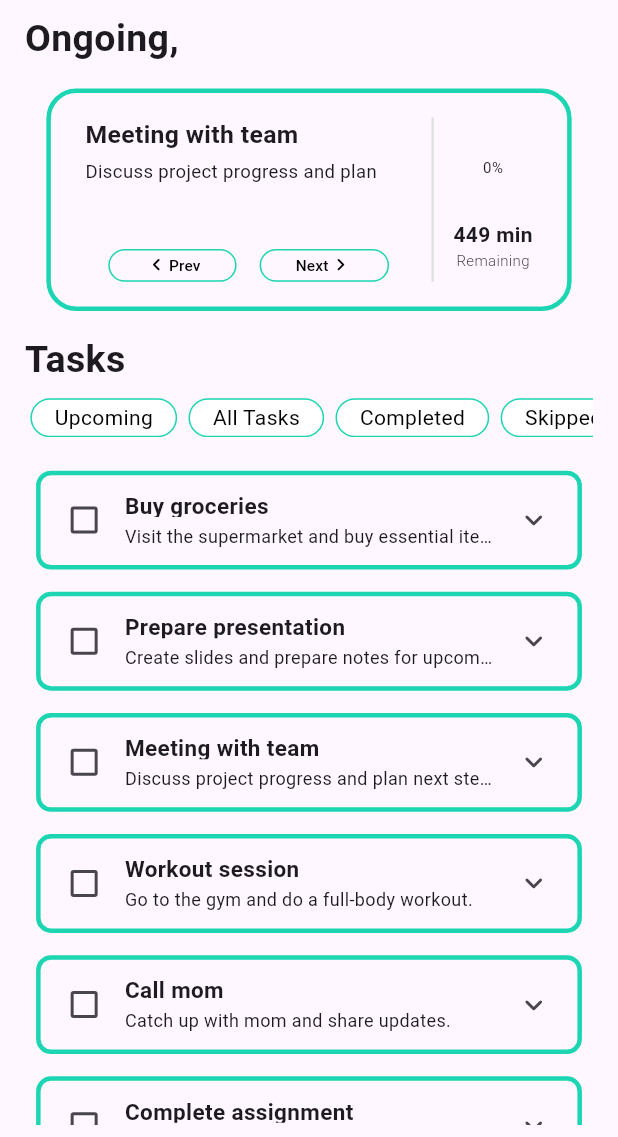
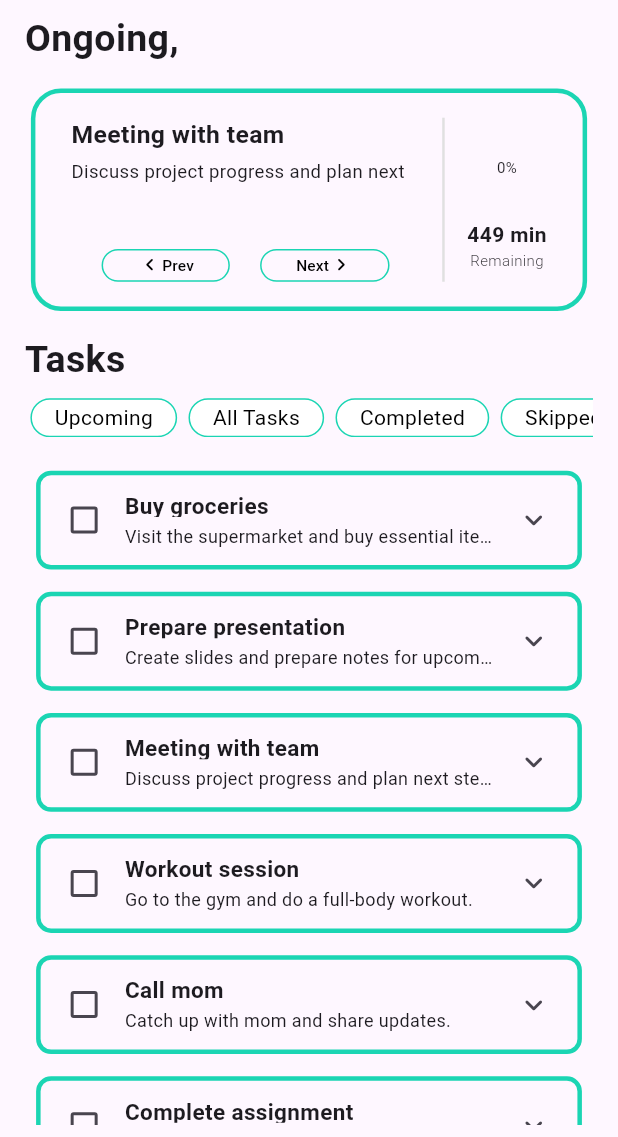
Before and after one commit to bhawesh2002/redo, a Flutter app: the screen it shows after launch, on a phone screen of 412 x 824 dp, the part 99-1236 px from its top. Run offline on Flutter 3.47's test engine with Material 3 defaults, Android fonts, the light colour scheme and no system bars; our stand-ins replace firebase_core, flutter_svg; accounts and stored records are empty.

Commit message:
change the widdth of TaskFilter to fit 90% of screen

```diff
--- a/lib/task_widget.dart
+++ b/lib/task_widget.dart
@@ -12,7 +12,7 @@ class TaskWidget extends StatelessWidget {
     double width = MediaQuery.of(context).size.width;
     double height = MediaQuery.of(context).size.height;
     return Container(
-      width: width * 0.85,
+      width: width * 0.90,
       height: height * 0.18,
       decoration: BoxDecoration(
         border: Border.all(color: AppColor.primaryColor, width: 3),
```
